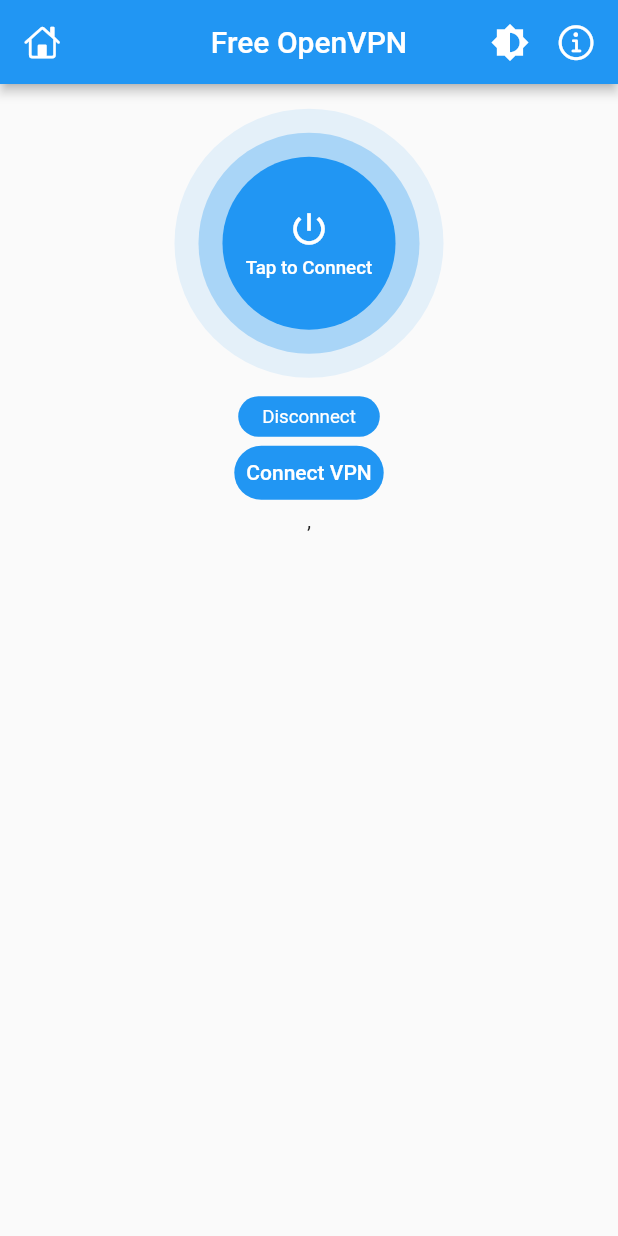
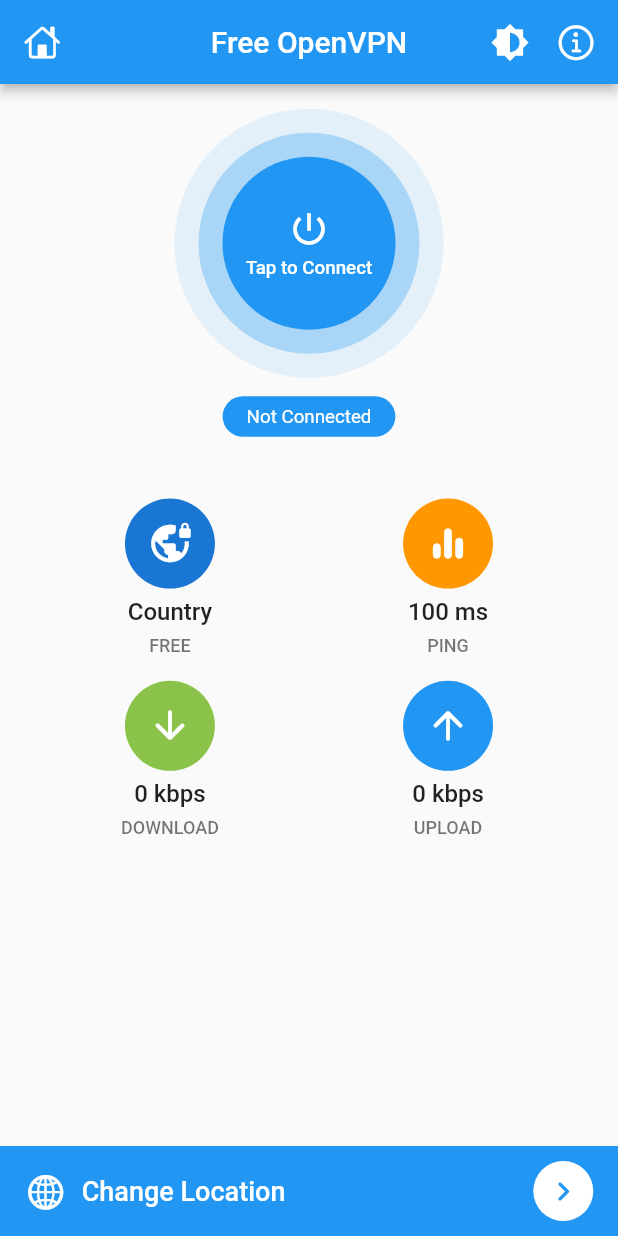
Before and after one commit to HarshAndroid/FreeVPN-App-Flutter, a Flutter app: the screen it shows after launch, on a phone screen of 412 x 824 dp. Run offline on Flutter 3.47's test engine with Material 2 defaults, Android fonts, the phone set to English and light mode, and no system bars; our stand-ins replace get; statements that could not run were skipped.

Commit message:
9. Home Screen UI Design Part - 2

```diff
--- a/lib/screens/home_screen.dart
+++ b/lib/screens/home_screen.dart
@@ -10,6 +10,7 @@ import '../main.dart';
 import '../models/vpn_config.dart';
 import '../models/vpn_status.dart';
 import '../services/vpn_engine.dart';
+import '../widgets/home_card.dart';
 
 class HomeScreen extends StatefulWidget {
   @override
@@ -75,58 +76,69 @@ class _HomeScreenState extends State<HomeScreen> {
         ],
       ),
 
+      bottomNavigationBar: _changeLocation(),
+
       //body
       body: Column(mainAxisSize: MainAxisSize.min, children: [
         //for adding some space
-        SizedBox(height: mq.height * .02),
+        SizedBox(height: mq.height * .02, width: double.maxFinite),
 
         //vpn button
         _vpnButton(),
 
-        Center(
-          child: TextButton(
-            style: TextButton.styleFrom(
-              shape: StadiumBorder(),
-              backgroundColor: Theme.of(context).primaryColor,
-            ),
-            child: Text(
-              _vpnState == VpnEngine.vpnDisconnected
-                  ? 'Connect VPN'
-                  : _vpnState.replaceAll("_", " ").toUpperCase(),
-              style: TextStyle(color: Colors.white),
-            ),
-            onPressed: _connectClick,
-          ),
-        ),
-        StreamBuilder<VpnStatus?>(
-          initialData: VpnStatus(),
-          stream: VpnEngine.vpnStatusSnapshot(),
-          builder: (context, snapshot) => Text(
-              "${snapshot.data?.byteIn ?? ""}, ${snapshot.data?.byteOut ?? ""}",
-              textAlign: TextAlign.center),
+        Row(
+          mainAxisAlignment: MainAxisAlignment.center,
+          children: [
+            //country flag
+            HomeCard(
+                title: 'Country',
+                subtitle: 'FREE',
+                icon: CircleAvatar(
+                  radius: 30,
+                  child: Icon(Icons.vpn_lock_rounded, size: 30),
+                )),
+
+            //ping time
+            HomeCard(
+                title: '100 ms',
+                subtitle: 'PING',
+                icon: CircleAvatar(
+                  radius: 30,
+                  backgroundColor: Colors.orange,
+                  child: Icon(Icons.equalizer_rounded,
+                      size: 30, color: Colors.white),
+                )),
+          ],
         ),
 
-        //sample vpn list
-        Column(
-            children: _listVpn
-                .map(
-                  (e) => ListTile(
-                    title: Text(e.country),
-                    leading: SizedBox(
-                      height: 20,
-                      width: 20,
-                      child: Center(
-                          child: _selectedVpn == e
-                              ? CircleAvatar(backgroundColor: Colors.green)
-                              : CircleAvatar(backgroundColor: Colors.grey)),
-                    ),
-                    onTap: () {
-                      log("${e.country} is selected");
-                      setState(() => _selectedVpn = e);
-                    },
-                  ),
-                )
-                .toList())
+        SizedBox(height: mq.height * .02),
+
+        Row(
+          mainAxisAlignment: MainAxisAlignment.center,
+          children: [
+            //download
+            HomeCard(
+                title: '0 kbps',
+                subtitle: 'DOWNLOAD',
+                icon: CircleAvatar(
+                  radius: 30,
+                  backgroundColor: Colors.lightGreen,
+                  child: Icon(Icons.arrow_downward_rounded,
+                      size: 30, color: Colors.white),
+                )),
+
+            //upload
+            HomeCard(
+                title: '0 kbps',
+                subtitle: 'UPLOAD',
+                icon: CircleAvatar(
+                  radius: 30,
+                  backgroundColor: Colors.blue,
+                  child: Icon(Icons.arrow_upward_rounded,
+                      size: 30, color: Colors.white),
+                )),
+          ],
+        )
       ]),
     );
   }
@@ -197,15 +209,96 @@ class _HomeScreenState extends State<HomeScreen> {
 
           //connection status label
           Container(
-            margin: EdgeInsets.only(top: mq.height * .015),
+            margin:
+                EdgeInsets.only(top: mq.height * .015, bottom: mq.height * .05),
             padding: EdgeInsets.symmetric(vertical: 6, horizontal: 16),
             decoration: BoxDecoration(
                 color: Colors.blue, borderRadius: BorderRadius.circular(15)),
             child: Text(
-              'Disconnect',
+              'Not Connected',
               style: TextStyle(fontSize: 12.5, color: Colors.white),
             ),
           )
         ],
       );
+
+  //bottom nav to change location
+  Widget _changeLocation() => SafeArea(
+      child: Container(
+          color: Colors.blue,
+          padding: EdgeInsets.symmetric(horizontal: mq.width * .04),
+          height: 60,
+          child: Row(
+            children: [
+              //icon
+              Icon(CupertinoIcons.globe, color: Colors.white, size: 28),
+
+              //for adding some space
+              SizedBox(width: 10),
+
+              //text
+              Text(
+                'Change Location',
+                style: TextStyle(
+                    color: Colors.white,
+                    fontSize: 18,
+                    fontWeight: FontWeight.w500),
+              ),
+
+              //for covering available spacing
+              Spacer(),
+
+              //icon
+              CircleAvatar(
+                backgroundColor: Colors.white,
+                child: Icon(Icons.keyboard_arrow_right_rounded,
+                    color: Colors.blue, size: 26),
+              )
+            ],
+          )));
 }
+
+//  Center(
+//           child: TextButton(
+//             style: TextButton.styleFrom(
+//               shape: StadiumBorder(),
+//               backgroundColor: Theme.of(context).primaryColor,
+//             ),
+//             child: Text(
+//               _vpnState == VpnEngine.vpnDisconnected
+//                   ? 'Connect VPN'
+//                   : _vpnState.replaceAll("_", " ").toUpperCase(),
+//               style: TextStyle(color: Colors.white),
+//             ),
+//             onPressed: _connectClick,
+//           ),
+//         ),
+//         StreamBuilder<VpnStatus?>(
+//           initialData: VpnStatus(),
+//           stream: VpnEngine.vpnStatusSnapshot(),
+//           builder: (context, snapshot) => Text(
+//               "${snapshot.data?.byteIn ?? ""}, ${snapshot.data?.byteOut ?? ""}",
+//               textAlign: TextAlign.center),
+//         ),
+
+//         //sample vpn list
+//         Column(
+//             children: _listVpn
+//                 .map(
+//                   (e) => ListTile(
+//                     title: Text(e.country),
+//                     leading: SizedBox(
+//                       height: 20,
+//                       width: 20,
+//                       child: Center(
+//                           child: _selectedVpn == e
+//                               ? CircleAvatar(backgroundColor: Colors.green)
+//                               : CircleAvatar(backgroundColor: Colors.grey)),
+//                     ),
+//                     onTap: () {
+//                       log("${e.country} is selected");
+//                       setState(() => _selectedVpn = e);
+//                     },
+//                   ),
+//                 )
+//                 .toList())
--- /dev/null
+++ b/lib/widgets/home_card.dart
@@ -0,0 +1,46 @@
+import 'package:flutter/material.dart';
+
+import '../main.dart';
+
+//card to represent status in home screen
+class HomeCard extends StatelessWidget {
+  final String title, subtitle;
+  final Widget icon;
+
+  const HomeCard(
+      {super.key,
+      required this.title,
+      required this.subtitle,
+      required this.icon});
+
+  @override
+  Widget build(BuildContext context) {
+    return SizedBox(
+        width: mq.width * .45,
+        child: Column(
+          children: [
+            //icon
+            icon,
+
+            //for adding some space
+            const SizedBox(height: 6),
+
+            //title
+            Text(title,
+                style: TextStyle(fontSize: 16, fontWeight: FontWeight.w500)),
+
+            //for adding some space
+            const SizedBox(height: 6),
+
+            //subtitle
+            Text(
+              subtitle,
+              style: TextStyle(
+                  color: Colors.black54,
+                  fontWeight: FontWeight.w500,
+                  fontSize: 12),
+            ),
+          ],
+        ));
+  }
+}
```
